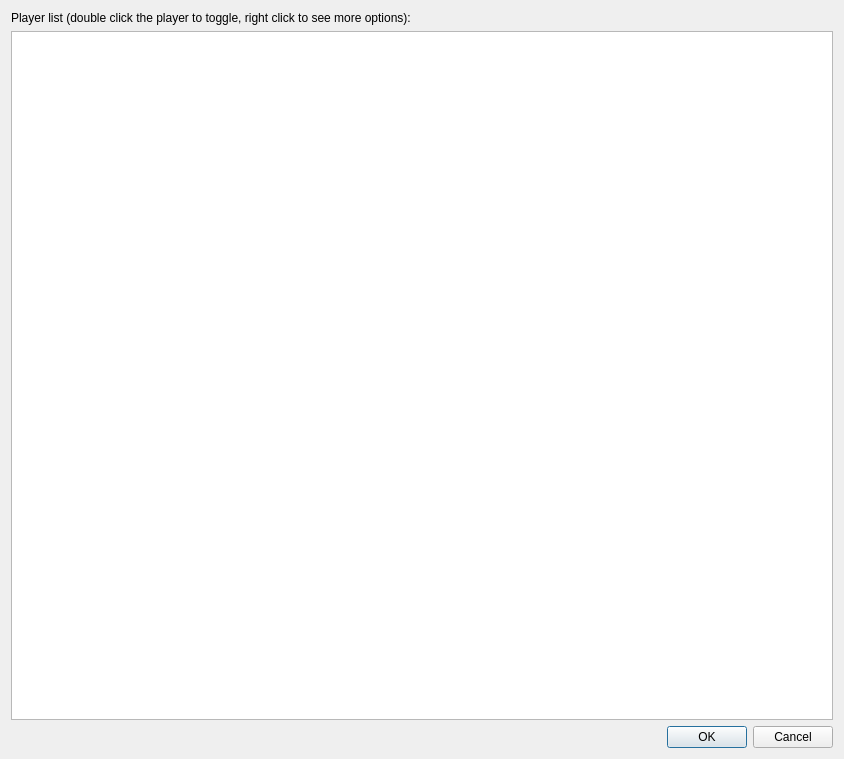
First picture: the form in src/NewGameDialog.ui, repository simophin/game-matcher-qt, before the edit.
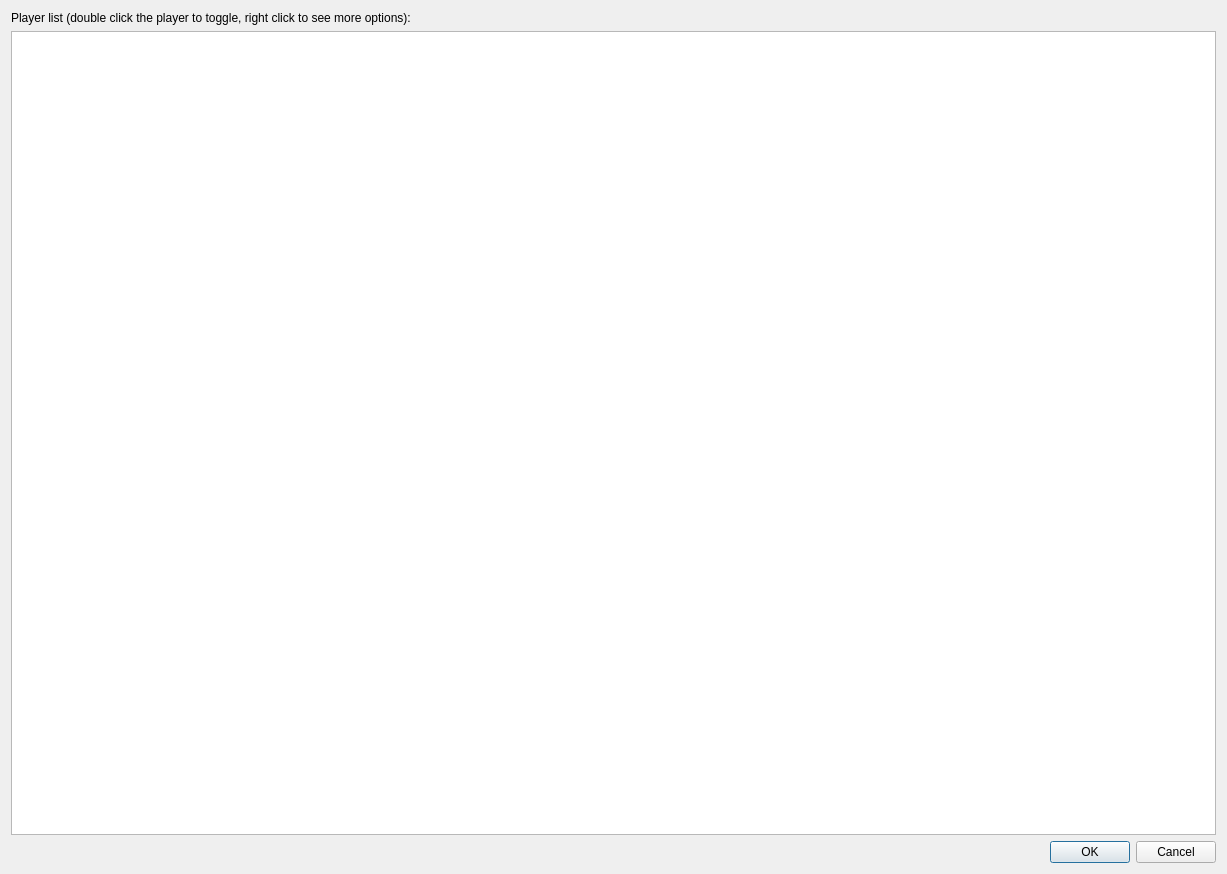
Second picture: the form after the edit.

```diff
--- a/src/NewGameDialog.ui
+++ b/src/NewGameDialog.ui
@@ -9,8 +9,8 @@
    <rect>
     <x>0</x>
     <y>0</y>
-    <width>844</width>
-    <height>759</height>
+    <width>1227</width>
+    <height>874</height>
    </rect>
   </property>
   <property name="windowTitle">
@@ -34,6 +34,12 @@
        <property name="isWrapping" stdset="0">
         <bool>true</bool>
        </property>
+       <property name="resizeMode">
+        <enum>QListView::Adjust</enum>
+       </property>
+       <property name="spacing">
+        <number>4</number>
+       </property>
        <property name="sortingEnabled">
         <bool>true</bool>
        </property>
```
Left out of the diff: 2 changed lines with no effect on the pictures.
